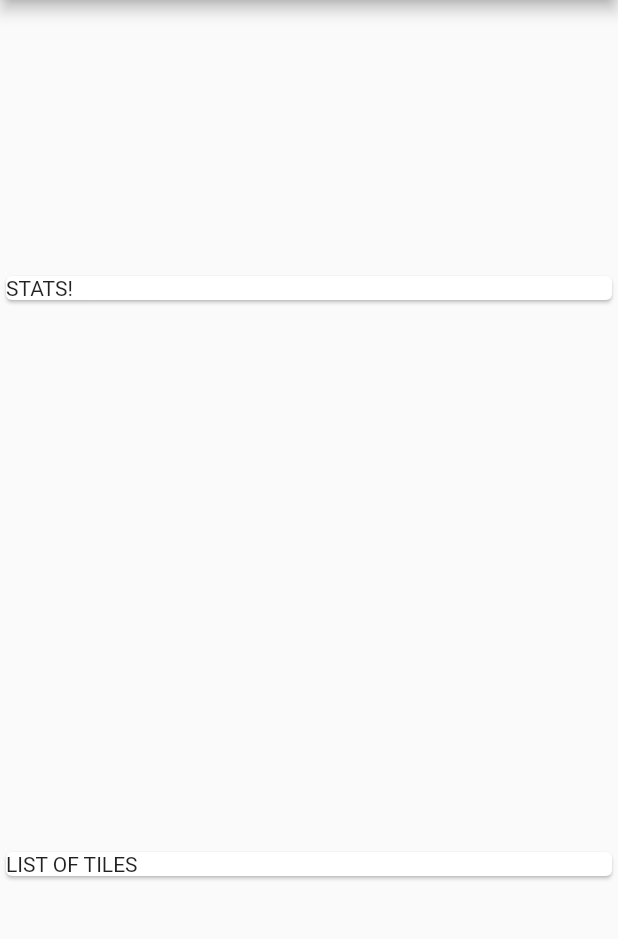
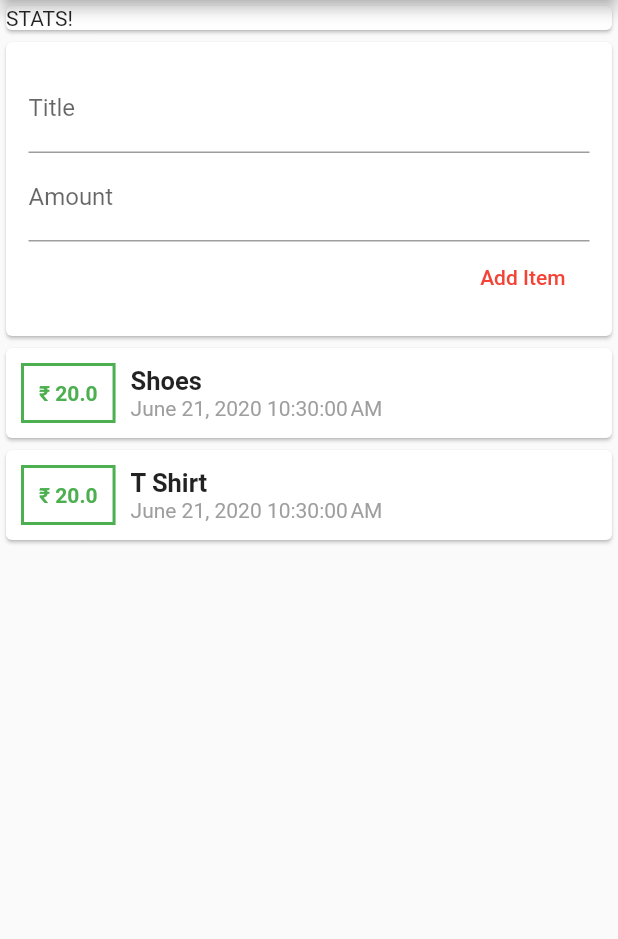
Before and after one commit to Siddharth-rajput2201/Weekly-Budget-App, a Flutter app: the screen it shows after launch, on a phone screen of 412 x 824 dp, the part 84-1023 px from its top. Run offline on Flutter 3.47's test engine with Material 2 defaults, Android fonts, the phone set to English and light mode, and no system bars.

Commit message:
Added input

```diff
--- /dev/null
+++ b/lib/homepage.dart
@@ -0,0 +1,65 @@
+import 'package:flutter/material.dart';
+import 'package:budgetapp/trasanction_class.dart';
+import 'package:flutter/painting.dart';
+import 'package:flutter/rendering.dart';
+import 'package:intl/intl.dart';
+
+class MyHomepage extends StatelessWidget {
+  final List<Transaction> transaction = [
+    Transaction(id: "T1",amount: 20,date: DateTime.now(), title: "Shoes"),
+    Transaction(id: "T1",amount: 20,date: DateTime.now(), title: "T Shirt"),
+  ];
+  @override
+  Widget build(BuildContext context) {
+    return Scaffold(
+        appBar: AppBar(
+          title: Text("Budget App"),
+        ),
+        body: Column(
+          //  mainAxisAlignment: MainAxisAlignment.spaceAround,
+          crossAxisAlignment: CrossAxisAlignment.stretch,
+          children: <Widget>[
+            Container(
+              width: double.infinity,
+              child: Card(
+                child: Text("STATS!"),
+              ),
+            ),
+            Card(child: Container(
+              padding: EdgeInsets.all(15),
+              child: Column(
+                crossAxisAlignment: CrossAxisAlignment.end,
+                children: <Widget>[
+                  TextField(decoration: InputDecoration(labelText: 'Title'),),
+                  TextField(decoration: InputDecoration(labelText: 'Amount'),),
+                  FlatButton(child: Text("Add Item",style: TextStyle(color : Colors.red),),onPressed: (){},)
+                ],
+              ),
+            ),),
+            Column(
+                children : transaction.map((tr){
+                  return Card (child: Row(
+                    children: <Widget>[
+                      Container(
+                          padding: EdgeInsets.all(10),
+                          margin : EdgeInsets.symmetric(vertical: 10 ,horizontal: 10),
+                          decoration: BoxDecoration(border : Border.all(color: Colors.green,width: 2 )),
+                          child: Text('₹ '+ "${tr.amount}" , style: TextStyle(fontWeight: FontWeight.bold , color: Colors.green),)
+                      ),
+                      Column(
+                        crossAxisAlignment: CrossAxisAlignment.start,
+                        mainAxisAlignment: MainAxisAlignment.spaceAround,
+                        children: <Widget>[
+                          Text(tr.title , style: TextStyle(fontWeight: FontWeight.bold,fontSize: 17),),
+                          Text( DateFormat().format(tr.date) , style: TextStyle(color: Colors.grey[500]),),
+                        ],
+                      )
+                    ],
+                  ));
+                }).toList()
+            )
+          ],
+        )
+    );
+  }
+}
--- a/lib/main.dart
+++ b/lib/main.dart
@@ -1,4 +1,4 @@
-import 'package:budgetapp/trasanction_class.dart';
+import 'package:budgetapp/homepage.dart';
 import 'package:flutter/material.dart';
 
 void main()
@@ -16,32 +16,3 @@ class MyApp extends StatelessWidget {
     );
   }
 }
-
-class MyHomepage extends StatelessWidget {
-  final List<Transaction> transaction = [
-    Transaction(id: "T1",amount: 20,date: DateTime.now(), title: "Shoes")
-  ];
-  @override
-  Widget build(BuildContext context) {
-    return Scaffold(
-      appBar: AppBar(
-        title: Text("Budget App"),
-      ),
-      body: Column(
-        mainAxisAlignment: MainAxisAlignment.spaceAround,
-        crossAxisAlignment: CrossAxisAlignment.stretch,
-        children: <Widget>[
-          Container(
-            width: double.infinity,
-            child: Card(
-              child: Text("STATS!"),
-            ),
-          ),
-          Card(
-            child: Text("LIST OF TILES"),
-          ),
-        ],
-      )
-      );
-  }
-}
--- a/pubspec.yaml
+++ b/pubspec.yaml
@@ -23,6 +23,7 @@ environment:
 dependencies:
   flutter:
     sdk: flutter
+  intl:
 
 
   # The following adds the Cupertino Icons font to your application.
```
Also changed, not shown: pubspec.lock.
